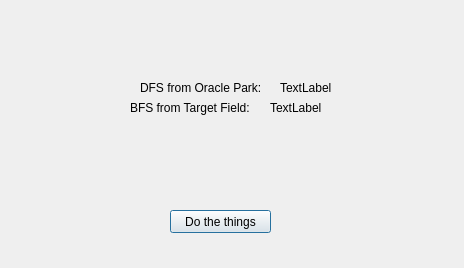
This is BaseballTour/dfsbfs.ui in awiswasi/WhoIsYourDatabase as Qt 5 draws it before an edit. The edited form follows.
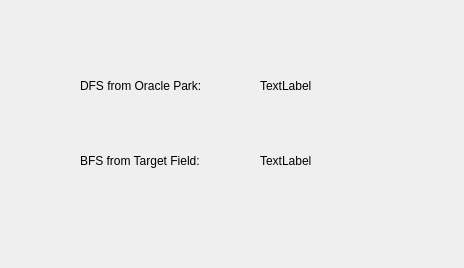
This is the edited form.

Commit message: dfs is closer

```diff
--- a/BaseballTour/dfsbfs.ui
+++ b/BaseballTour/dfsbfs.ui
@@ -16,10 +16,10 @@
   <widget class="QLabel" name="label">
    <property name="geometry">
     <rect>
-     <x>140</x>
-     <y>80</y>
-     <width>131</width>
-     <height>16</height>
+     <x>80</x>
+     <y>70</y>
+     <width>141</width>
+     <height>31</height>
     </rect>
    </property>
    <property name="text">
@@ -29,10 +29,10 @@
   <widget class="QLabel" name="label_2">
    <property name="geometry">
     <rect>
-     <x>130</x>
-     <y>100</y>
+     <x>80</x>
+     <y>140</y>
      <width>171</width>
-     <height>16</height>
+     <height>41</height>
     </rect>
    </property>
    <property name="text">
@@ -42,10 +42,10 @@
   <widget class="QLabel" name="dfs_answer_label">
    <property name="geometry">
     <rect>
-     <x>280</x>
-     <y>80</y>
+     <x>260</x>
+     <y>70</y>
      <width>101</width>
-     <height>16</height>
+     <height>31</height>
     </rect>
    </property>
    <property name="text">
@@ -55,29 +55,16 @@
   <widget class="QLabel" name="bfs_answer_label">
    <property name="geometry">
     <rect>
-     <x>270</x>
-     <y>100</y>
-     <width>55</width>
-     <height>16</height>
+     <x>260</x>
+     <y>140</y>
+     <width>81</width>
+     <height>41</height>
     </rect>
    </property>
    <property name="text">
     <string>TextLabel</string>
    </property>
   </widget>
-  <widget class="QPushButton" name="pushButton">
-   <property name="geometry">
-    <rect>
-     <x>170</x>
-     <y>210</y>
-     <width>101</width>
-     <height>23</height>
-    </rect>
-   </property>
-   <property name="text">
-    <string>Do the things</string>
-   </property>
-  </widget>
  </widget>
  <resources/>
  <connections/>
```
The commit also changes 2 other files.
